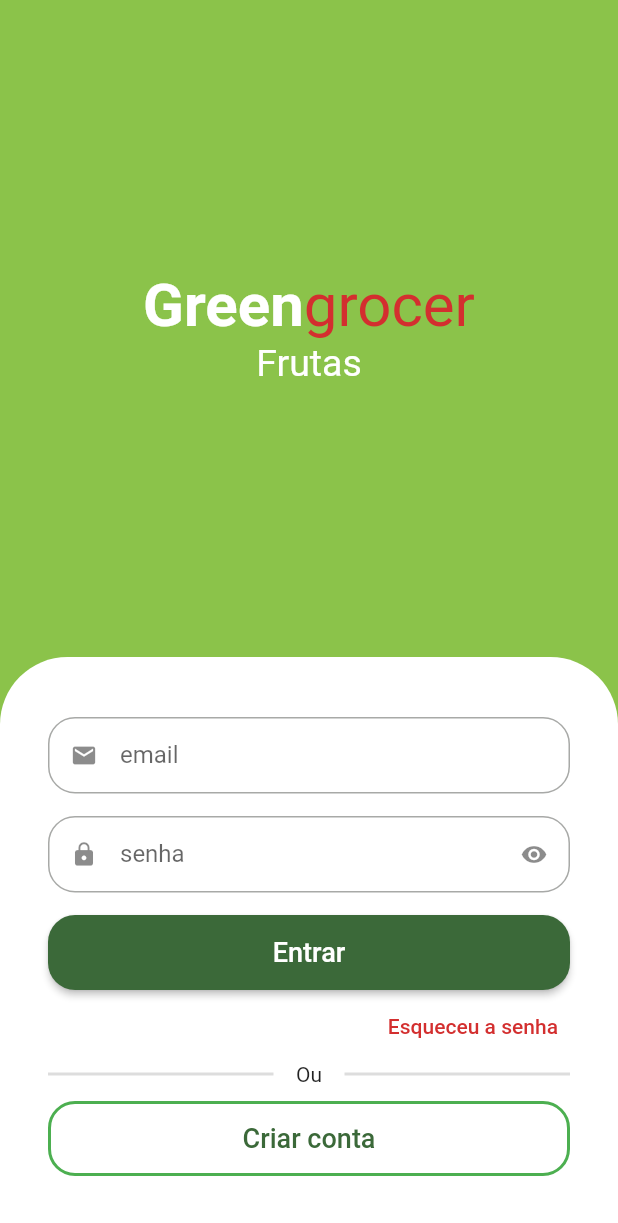
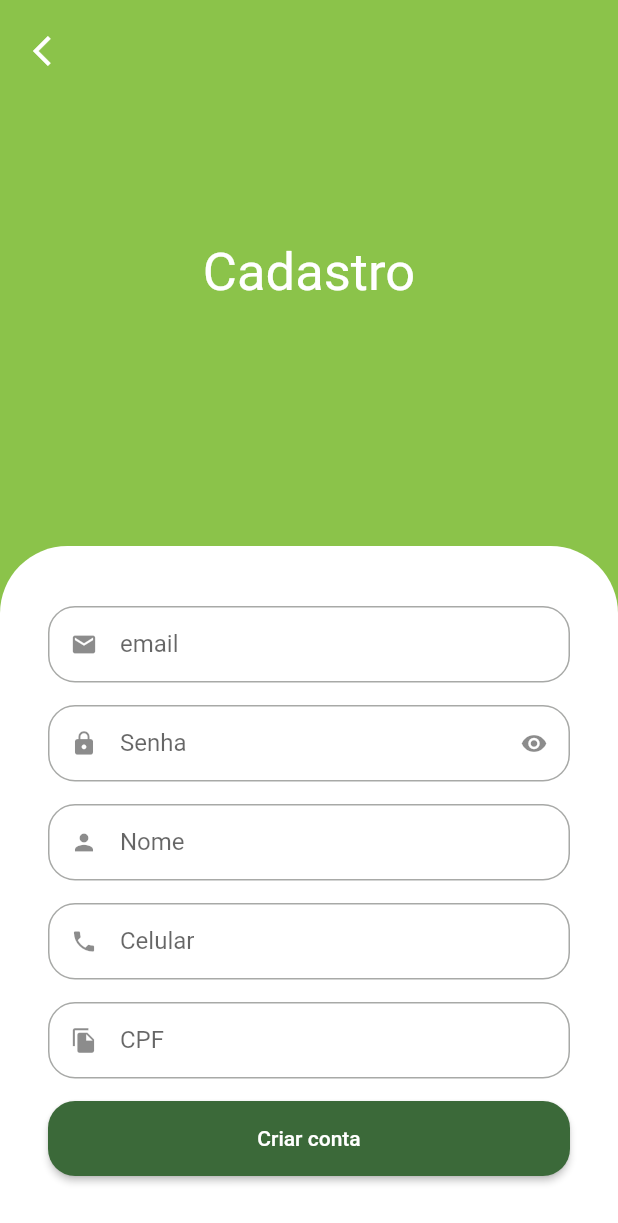
Before and after one commit to madsonxx/quitanda_virtual, a Flutter app: the screen it shows after launch, after a tap on "Criar conta", on a phone screen of 412 x 824 dp. Shown: the top 1223 px of the screen. Run offline on Flutter 3.47's test engine with Material 3 defaults, Android fonts, the phone set to English and light mode, and no system bars; drawn by our look-alikes of animated_text_kit; our stand-ins replace mask_text_input_formatter.

Commit message:
Tela de cadastro

```diff
--- a/lib/src/auth/components/custom_text_field.dart
+++ b/lib/src/auth/components/custom_text_field.dart
@@ -1,16 +1,18 @@
 import 'package:flutter/material.dart';
+import 'package:flutter/services.dart';
 
 class CustomTextField extends StatefulWidget {
   final IconData icon;
   final String label;
-
   final bool isSecret;
+  final List<TextInputFormatter>? inputFormatters;
 
   const CustomTextField(
       {super.key,
       required this.icon,
       required this.label,
-      this.isSecret = false});
+      this.isSecret = false,
+      this.inputFormatters});
 
   @override
   State<CustomTextField> createState() => _CustomTextFieldState();
@@ -21,7 +23,6 @@ class _CustomTextFieldState extends State<CustomTextField> {
 
   @override
   void initState() {
-    // TODO: implement initState
     super.initState();
 
     isObscure = widget.isSecret;
@@ -32,6 +33,7 @@ class _CustomTextFieldState extends State<CustomTextField> {
     return Padding(
       padding: const EdgeInsets.only(bottom: 15.0),
       child: TextFormField(
+        inputFormatters: widget.inputFormatters,
         obscureText: isObscure,
         decoration: InputDecoration(
           prefixIcon: Icon(widget.icon),
--- a/lib/src/auth/sign_in_screen.dart
+++ b/lib/src/auth/sign_in_screen.dart
@@ -1,6 +1,7 @@
 import 'package:animated_text_kit/animated_text_kit.dart';
 import 'package:flutter/material.dart';
 import 'package:quitanda_virtual/src/auth/components/custom_text_field.dart';
+import 'package:quitanda_virtual/src/auth/sign_up_screen.dart';
 import 'package:quitanda_virtual/src/config/custom_colors.dart';
 
 class SignInScreen extends StatelessWidget {
@@ -8,9 +9,14 @@ class SignInScreen extends StatelessWidget {
 
   @override
   Widget build(BuildContext context) {
+    final size = MediaQuery.sizeOf(context);
+
     return Scaffold(
       backgroundColor: CustomColors.customSwatchColor,
-      body: Column(
+      body: SingleChildScrollView(
+        child: SizedBox(
+          height: size.height,
+          child: Column(
             children: [
               Expanded(
                 child: Column(
@@ -30,8 +36,8 @@ class SignInScreen extends StatelessWidget {
                           ),
                           TextSpan(
                               text: 'grocer',
-                        style:
-                            TextStyle(color: CustomColors.customContrastColor))
+                              style: TextStyle(
+                                  color: CustomColors.customContrastColor))
                         ],
                       ),
                     ),
@@ -57,7 +63,8 @@ class SignInScreen extends StatelessWidget {
                       ),
                     )
                   ],
-          )),
+                ),
+              ),
 
               //Formulário
               Container(
@@ -72,6 +79,7 @@ class SignInScreen extends StatelessWidget {
                   ),
                 ),
                 child: Column(
+                  mainAxisAlignment: MainAxisAlignment.end,
                   crossAxisAlignment: CrossAxisAlignment.stretch,
                   children: [
                     //Email
@@ -106,8 +114,8 @@ class SignInScreen extends StatelessWidget {
                           onPressed: () {},
                           child: Text(
                             'Esqueceu a senha',
-                        style:
-                            TextStyle(color: CustomColors.customContrastColor),
+                            style: TextStyle(
+                                color: CustomColors.customContrastColor),
                           )),
                     ),
                     //Divisor Ou
@@ -146,7 +154,12 @@ class SignInScreen extends StatelessWidget {
                             color: Colors.green,
                           ),
                         ),
-                    onPressed: () {},
+                        onPressed: () {
+                          Navigator.of(context)
+                              .push(MaterialPageRoute(builder: (c) {
+                            return SignUpScreen();
+                          }));
+                        },
                         child: const Text(
                           'Criar conta',
                           style: TextStyle(fontSize: 18),
@@ -158,6 +171,8 @@ class SignInScreen extends StatelessWidget {
               )
             ],
           ),
+        ),
+      ),
     );
   }
 }
--- /dev/null
+++ b/lib/src/auth/sign_up_screen.dart
@@ -0,0 +1,105 @@
+import 'package:flutter/material.dart';
+import 'package:mask_text_input_formatter/mask_text_input_formatter.dart';
+import 'package:quitanda_virtual/src/auth/components/custom_text_field.dart';
+import 'package:quitanda_virtual/src/config/custom_colors.dart';
+
+class SignUpScreen extends StatelessWidget {
+  SignUpScreen({super.key});
+
+  final cpfFormatter = MaskTextInputFormatter(
+      mask: '###.###.###-##', filter: {'#': RegExp(r'[0-9]')});
+  final phoneFormatter = MaskTextInputFormatter(
+      mask: '## #####-####', filter: {'#': RegExp(r'[0-9]')});
+
+  @override
+  Widget build(BuildContext context) {
+    final size = MediaQuery.of(context).size;
+    return Scaffold(
+      backgroundColor: CustomColors.customSwatchColor,
+      body: SingleChildScrollView(
+        child: SizedBox(
+          height: size.height,
+          width: size.width,
+          child: Stack(
+            children: [
+              Column(
+                children: [
+                  const Expanded(
+                    child: Center(
+                      child: Text(
+                        'Cadastro',
+                        style: TextStyle(fontSize: 35, color: Colors.white),
+                      ),
+                    ),
+                  ),
+
+                  // Formulario
+                  Container(
+                    padding: const EdgeInsets.symmetric(
+                        horizontal: 32, vertical: 40),
+                    decoration: const BoxDecoration(
+                      color: Colors.white,
+                      borderRadius: BorderRadius.vertical(
+                        top: Radius.circular(45),
+                      ),
+                    ),
+                    child: Column(
+                      crossAxisAlignment: CrossAxisAlignment.stretch,
+                      children: [
+                        const CustomTextField(
+                            icon: Icons.email, label: 'email'),
+                        const CustomTextField(
+                          icon: Icons.lock,
+                          label: 'Senha',
+                          isSecret: true,
+                        ),
+                        const CustomTextField(
+                            icon: Icons.person, label: 'Nome'),
+                        CustomTextField(
+                          icon: Icons.phone,
+                          label: 'Celular',
+                          inputFormatters: [phoneFormatter],
+                        ),
+                        CustomTextField(
+                          icon: Icons.file_copy,
+                          label: 'CPF',
+                          inputFormatters: [cpfFormatter],
+                        ),
+                        SizedBox(
+                          height: 50,
+                          child: ElevatedButton(
+                              style: ElevatedButton.styleFrom(
+                                shape: RoundedRectangleBorder(
+                                  borderRadius: BorderRadius.circular(18),
+                                ),
+                              ),
+                              onPressed: () {},
+                              child: const Text('Criar conta')),
+                        )
+                      ],
+                    ),
+                  ),
+                ],
+              ),
+              Positioned(
+                top: 10,
+                left: 10,
+                child: SafeArea(
+                  child: IconButton(
+                    onPressed: () {
+                      Navigator.of(context).pop();
+                    },
+                    icon: const Icon(
+                      Icons.arrow_back_ios,
+                      color: Colors.white,
+                    ),
+                  ),
+                ),
+              )
+            ],
+          ),
+        ),
+      ),
+    );
+  }
+}
--- a/pubspec.yaml
+++ b/pubspec.yaml
@@ -36,6 +36,7 @@ dependencies:
   # Use with the CupertinoIcons class for iOS style icons.
   cupertino_icons: ^1.0.6
   animated_text_kit: ^4.2.2
+  mask_text_input_formatter: ^2.9.0
 
 dev_dependencies:
   flutter_test:
```
Also changed, not shown: pubspec.lock. Lines whose indentation alone changed are shown as unchanged.
